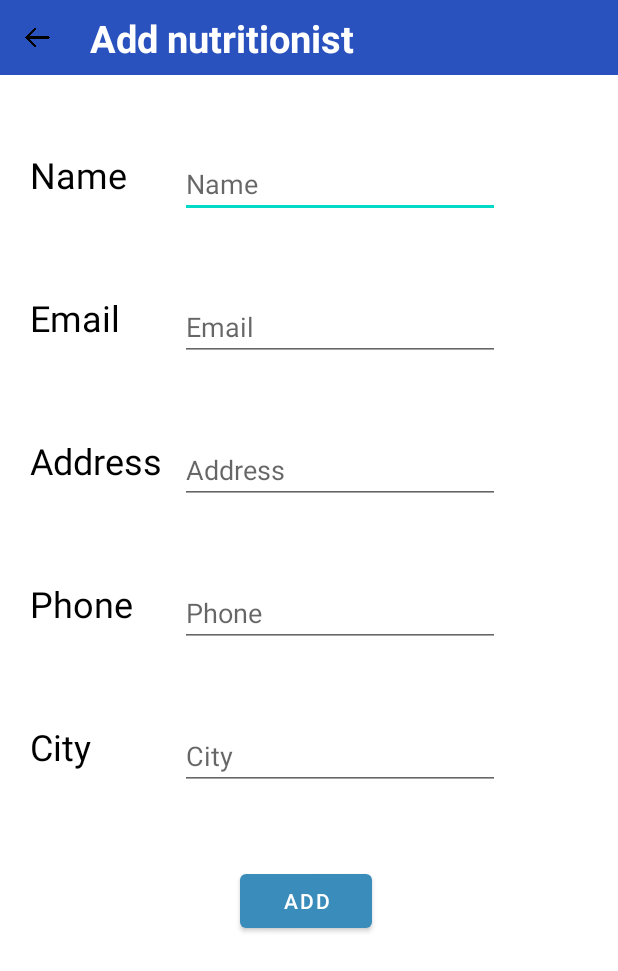
After one commit to viviana-gherasim/myFitnessApp, an Android app: the AddNutritionist screen opened directly, with no data from a screen before it, on a phone screen of 412 x 824 dp. The commit adds this screen. Shown: the top 971 px of the screen. Run offline under Robolectric (Android 15) with nearby library versions, the phone set to English and light mode, and no system bars; our stand-ins replace Firebase (no records; nobody signed in at launch, a user with empty details on screens opened directly).

Commit message:
Add nutritionists feature implemented

```diff
--- a/app/src/main/AndroidManifest.xml
+++ b/app/src/main/AndroidManifest.xml
@@ -124,6 +124,10 @@
             android:name=".AddCity">
         </activity>
 
+        <activity
+            android:name=".AddNutritionist">
+        </activity>
+
     </application>
 
 </manifest>
--- a/app/src/main/java/com/example/myfitnessapp/AddCity.java
+++ b/app/src/main/java/com/example/myfitnessapp/AddCity.java
@@ -33,6 +33,7 @@ public class AddCity extends AppCompatActivity implements View.OnClickListener {
         add.setOnClickListener(this);
 
         back = (ImageView) findViewById(R.id.backButton);
+        back.setOnClickListener(this);
 
         database = FirebaseDatabase.getInstance("https://my-fitness-app-aa2ef-default-rtdb.europe-west1.firebasedatabase.app").getReference().child("City");
 
@@ -44,6 +45,10 @@ public class AddCity extends AppCompatActivity implements View.OnClickListener {
         switch (v.getId()) {
             case R.id.buttonAddCity:
                 addCityToDatabase();
+
+            case R.id.backButton:
+                startActivity(new Intent(this, HomePageActivity.class));
+                break;
         }
     }
 
--- /dev/null
+++ b/app/src/main/java/com/example/myfitnessapp/AddNutritionist.java
@@ -0,0 +1,142 @@
+package com.example.myfitnessapp;
+
+import android.content.Intent;
+import android.os.Bundle;
+import android.view.View;
+import android.widget.Button;
+import android.widget.EditText;
+import android.widget.ImageView;
+import android.widget.Toast;
+
+import androidx.annotation.NonNull;
+import androidx.annotation.Nullable;
+import androidx.appcompat.app.AppCompatActivity;
+
+import com.google.android.gms.tasks.OnCompleteListener;
+import com.google.android.gms.tasks.Task;
+import com.google.firebase.database.ChildEventListener;
+import com.google.firebase.database.DataSnapshot;
+import com.google.firebase.database.DatabaseError;
+import com.google.firebase.database.DatabaseReference;
+import com.google.firebase.database.FirebaseDatabase;
+import com.google.firebase.database.Query;
+import com.google.firebase.database.ValueEventListener;
+
+public class AddNutritionist extends AppCompatActivity implements View.OnClickListener{
+
+    private Button add;
+    private EditText name, email, address, phone, cityN;
+    private ImageView back;
+    protected City city;
+
+    @Override
+    protected void onCreate(@Nullable Bundle savedInstanceState) {
+        super.onCreate(savedInstanceState);
+        setContentView(R.layout.add_nutritionist);
+
+        add = (Button) findViewById(R.id.buttonAddNutritionist);
+        add.setOnClickListener(this);
+
+        back = (ImageView) findViewById(R.id.backButton);
+        back.setOnClickListener(this);
+
+
+        name = (EditText) findViewById(R.id.editTextNutritionistName);
+        email = (EditText) findViewById(R.id.editTextNutritionistEmail);
+        address = (EditText) findViewById(R.id.editTextNutritionistAddress);
+        phone = (EditText) findViewById(R.id.editTextNutritionistPhone);
+        cityN = (EditText) findViewById(R.id.editTextNutritionistCity);
+    }
+
+    @Override
+    public void onClick(View v) {
+        switch (v.getId()) {
+            case R.id.buttonAddNutritionist:
+                addNutritionistToDatabase();
+            case R.id.backButton:
+                startActivity(new Intent(this, HomePageActivity.class));
+                break;
+        }
+    }
+
+    private void addNutritionistToDatabase() {
+
+        DatabaseReference databaseReference;
+        FirebaseDatabase database;
+
+        String nutritionistName = name.getText().toString().trim();
+        String nutritionistEmail = email.getText().toString().trim();
+        String nutritionistAddress = address.getText().toString().trim();
+        String nutritionistPhone = phone.getText().toString().trim();
+        String nutritionistCity = cityN.getText().toString().trim();
+
+        if(nutritionistName.isEmpty()) {
+            name.setError("Name is missing!");
+            name.requestFocus();
+            return;
+        }
+
+        if(nutritionistEmail.isEmpty()) {
+            email.setError("Email is missing!");
+            email.requestFocus();
+            return;
+        }
+
+        if(nutritionistAddress.isEmpty()) {
+            address.setError("Address is missing!");
+            address.requestFocus();
+            return;
+        }
+
+        if(nutritionistPhone.isEmpty()) {
+            phone.setError("Phone is missing!");
+            phone.requestFocus();
+            return;
+        }
+
+        if(nutritionistCity.isEmpty()) {
+            cityN.setError("City is missing!");
+            cityN.requestFocus();
+            return;
+        }
+
+        database = FirebaseDatabase.getInstance("https://my-fitness-app-aa2ef-default-rtdb.europe-west1.firebasedatabase.app");
+        databaseReference = database.getReference().child("City");
+
+
+
+                        Query cityByNameQuery = databaseReference.orderByChild("name").equalTo(nutritionistCity);
+                        cityByNameQuery.addChildEventListener(new ChildEventListener() {
+                            @Override
+                            public void onChildAdded(@NonNull DataSnapshot snapshot, @Nullable String previousChildName) {
+                                String id = snapshot.getKey();
+                                Nutritionist nutritionist = new Nutritionist(nutritionistName, nutritionistEmail, nutritionistAddress, nutritionistPhone, nutritionistCity);
+
+                                DatabaseReference newRef = databaseReference.child(id).child("Nutritionists").push();
+                                newRef.setValue(nutritionist);
+                            }
+
+                            @Override
+                            public void onChildChanged(@NonNull DataSnapshot snapshot, @Nullable String previousChildName) {
+
+                            }
+
+                            @Override
+                            public void onChildRemoved(@NonNull DataSnapshot snapshot) {
+
+                            }
+
+                            @Override
+                            public void onChildMoved(@NonNull DataSnapshot snapshot, @Nullable String previousChildName) {
+
+                            }
+
+                            @Override
+                            public void onCancelled(@NonNull DatabaseError error) {
+
+                            }
+                        });
+
+
+    }
+}
--- a/app/src/main/java/com/example/myfitnessapp/Nutrition.java
+++ /dev/null
@@ -1,4 +0,0 @@
-package com.example.myfitnessapp;
-
-public class Nutrition {
-}
--- /dev/null
+++ b/app/src/main/res/layout/add_nutritionist.xml
@@ -0,0 +1,173 @@
+<?xml version="1.0" encoding="utf-8"?>
+<ScrollView xmlns:android="http://schemas.android.com/apk/res/android"
+    xmlns:tools="http://schemas.android.com/tools"
+    android:layout_width="match_parent"
+    android:layout_height="match_parent"
+    xmlns:app="http://schemas.android.com/apk/res-auto">
+
+    <LinearLayout
+        android:layout_width="match_parent"
+        android:layout_height="wrap_content"
+        android:orientation="vertical"
+        app:layout_constraintTop_toTopOf="parent">
+
+    <LinearLayout
+        android:layout_width="match_parent"
+        android:layout_height="match_parent"
+        android:background="@color/foodColor">
+
+        <ImageView
+            android:id="@+id/backButton"
+            android:layout_width="50dp"
+            android:layout_height="50dp"
+            android:padding="15dp"
+            android:src="@drawable/back_arrow" />
+
+        <TextView
+            android:layout_width="wrap_content"
+            android:layout_height="wrap_content"
+            android:layout_centerVertical="true"
+            android:layout_marginStart="10dp"
+            android:layout_toEndOf="@+id/backButton"
+            android:text="Add nutritionist"
+            android:layout_marginTop="8dp"
+            android:textColor="#fff"
+            android:textSize="25dp"
+            android:textStyle="bold"/>
+
+    </LinearLayout>
+
+        <RelativeLayout
+            android:layout_width="match_parent"
+            android:layout_height="wrap_content"
+            android:layout_marginTop="50dp">
+
+            <TextView
+                android:id="@+id/nutritionist_name"
+                android:layout_width="wrap_content"
+                android:layout_height="wrap_content"
+                android:text="Name"
+                android:textSize="24dp"
+                android:layout_marginLeft="20dp"
+                android:textColor="#000"/>
+
+            <EditText
+                android:id="@+id/editTextNutritionistName"
+                android:layout_width="wrap_content"
+                android:layout_height="wrap_content"
+                android:layout_marginStart="120dp"
+                android:ems="10"
+                android:hint="Name"
+                android:inputType="textPersonName" />
+
+        </RelativeLayout>
+
+        <RelativeLayout
+            android:layout_width="match_parent"
+            android:layout_height="wrap_content"
+            android:layout_marginTop="50dp">
+
+            <TextView
+                android:id="@+id/nutritionist_email"
+                android:layout_width="wrap_content"
+                android:layout_height="wrap_content"
+                android:text="Email"
+                android:textSize="24dp"
+                android:layout_marginLeft="20dp"
+                android:textColor="#000"/>
+
+            <EditText
+                android:id="@+id/editTextNutritionistEmail"
+                android:layout_width="wrap_content"
+                android:layout_height="wrap_content"
+                android:layout_marginStart="120dp"
+                android:ems="10"
+                android:hint="Email"
+                android:inputType="textPersonName" />
+        </RelativeLayout>
+
+
+        <RelativeLayout
+            android:layout_width="match_parent"
+            android:layout_height="wrap_content"
+            android:layout_marginTop="50dp">
+
+            <TextView
+                android:id="@+id/nutritionist_address"
+                android:layout_width="wrap_content"
+                android:layout_height="wrap_content"
+                android:text="Address"
+                android:textSize="24dp"
+                android:layout_marginLeft="20dp"
+                android:textColor="#000"/>
+
+            <EditText
+                android:id="@+id/editTextNutritionistAddress"
+                android:layout_width="wrap_content"
+                android:layout_height="wrap_content"
+                android:layout_marginStart="120dp"
+                android:ems="10"
+                android:hint="Address"
+                android:inputType="textPersonName" />
+        </RelativeLayout>
+
+        <RelativeLayout
+            android:layout_width="match_parent"
+            android:layout_height="wrap_content"
+            android:layout_marginTop="50dp">
+
+            <TextView
+                android:id="@+id/nutritionist_phone"
+                android:layout_width="wrap_content"
+                android:layout_height="wrap_content"
+                android:text="Phone"
+                android:textSize="24dp"
+                android:layout_marginLeft="20dp"
+                android:textColor="#000"/>
+
+            <EditText
+                android:id="@+id/editTextNutritionistPhone"
+                android:layout_width="wrap_content"
+                android:layout_height="wrap_content"
+                android:layout_marginStart="120dp"
+                android:ems="10"
+                android:hint="Phone"
+                android:inputType="textPersonName" />
+        </RelativeLayout>
+
+        <RelativeLayout
+            android:layout_width="match_parent"
+            android:layout_height="wrap_content"
+            android:layout_marginTop="50dp">
+
+            <TextView
+                android:id="@+id/nutritionist_city"
+                android:layout_width="wrap_content"
+                android:layout_height="wrap_content"
+                android:text="City"
+                android:textSize="24dp"
+                android:layout_marginLeft="20dp"
+                android:textColor="#000"/>
+
+            <EditText
+                android:id="@+id/editTextNutritionistCity"
+                android:layout_width="wrap_content"
+                android:layout_height="wrap_content"
+                android:layout_marginStart="120dp"
+                android:ems="10"
+                android:hint="City"
+                android:inputType="textPersonName" />
+        </RelativeLayout>
+
+        <Button
+            android:id="@+id/buttonAddNutritionist"
+            android:layout_width="wrap_content"
+            android:layout_height="wrap_content"
+            android:layout_marginStart="160dp"
+            android:layout_marginTop="50dp"
+            android:layout_marginBottom="16dp"
+            android:text="ADD" />
+
+    </LinearLayout>
+
+</ScrollView>
```
Also changed, not shown: app/src/main/java/com/example/myfitnessapp/BookingStep1Fragment.java (+0 -15 lines), app/src/main/java/com/example/myfitnessapp/HomePageActivity.java (+9 -1 lines), app/src/main/java/com/example/myfitnessapp/Nutritionist.java (added, +37 -0 lines), app/src/main/res/layout/home_page.xml (+12 -0 lines).
